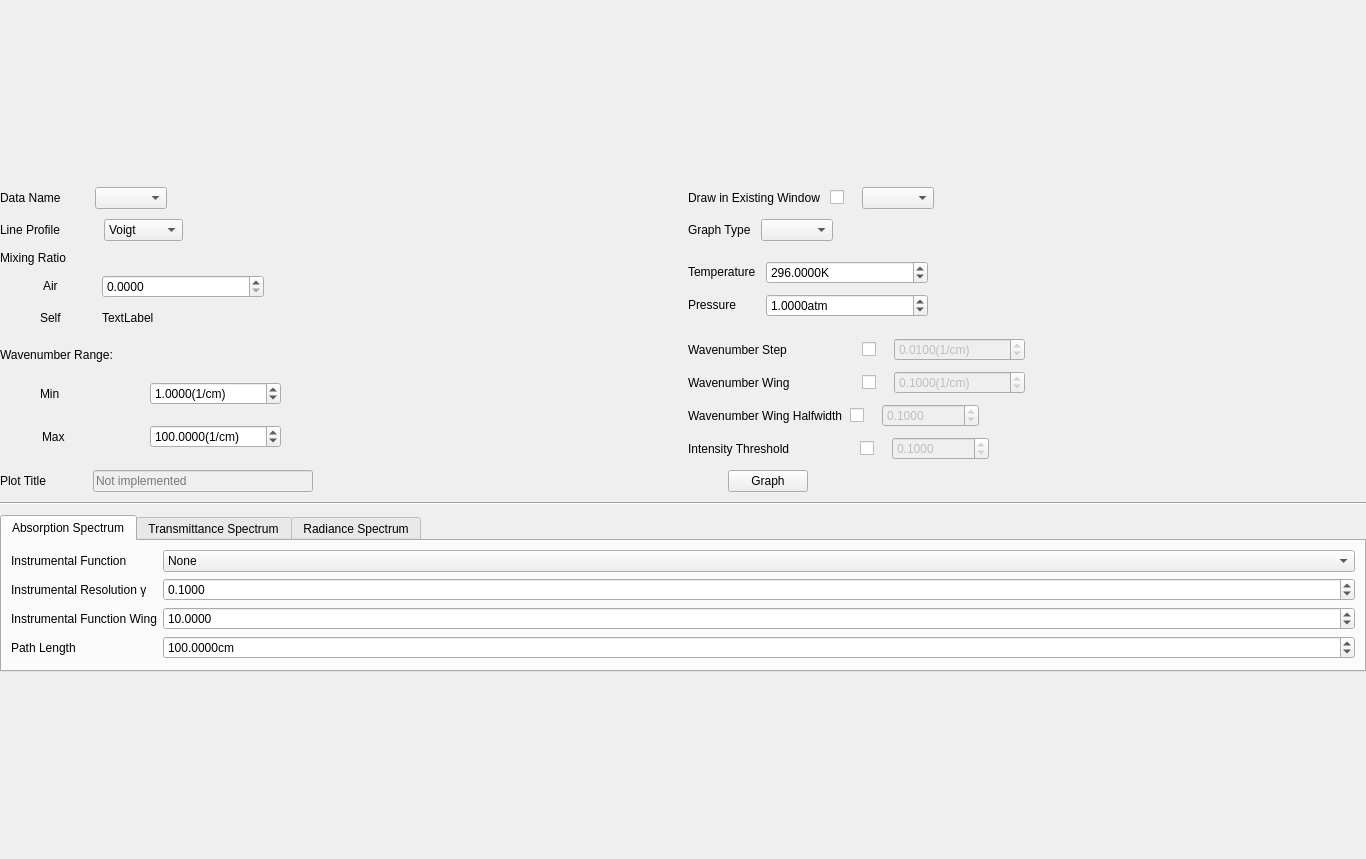
Above: layouts/graphing_widget.ui from hitranonline/hapiest before the change. Below: the same form after it.
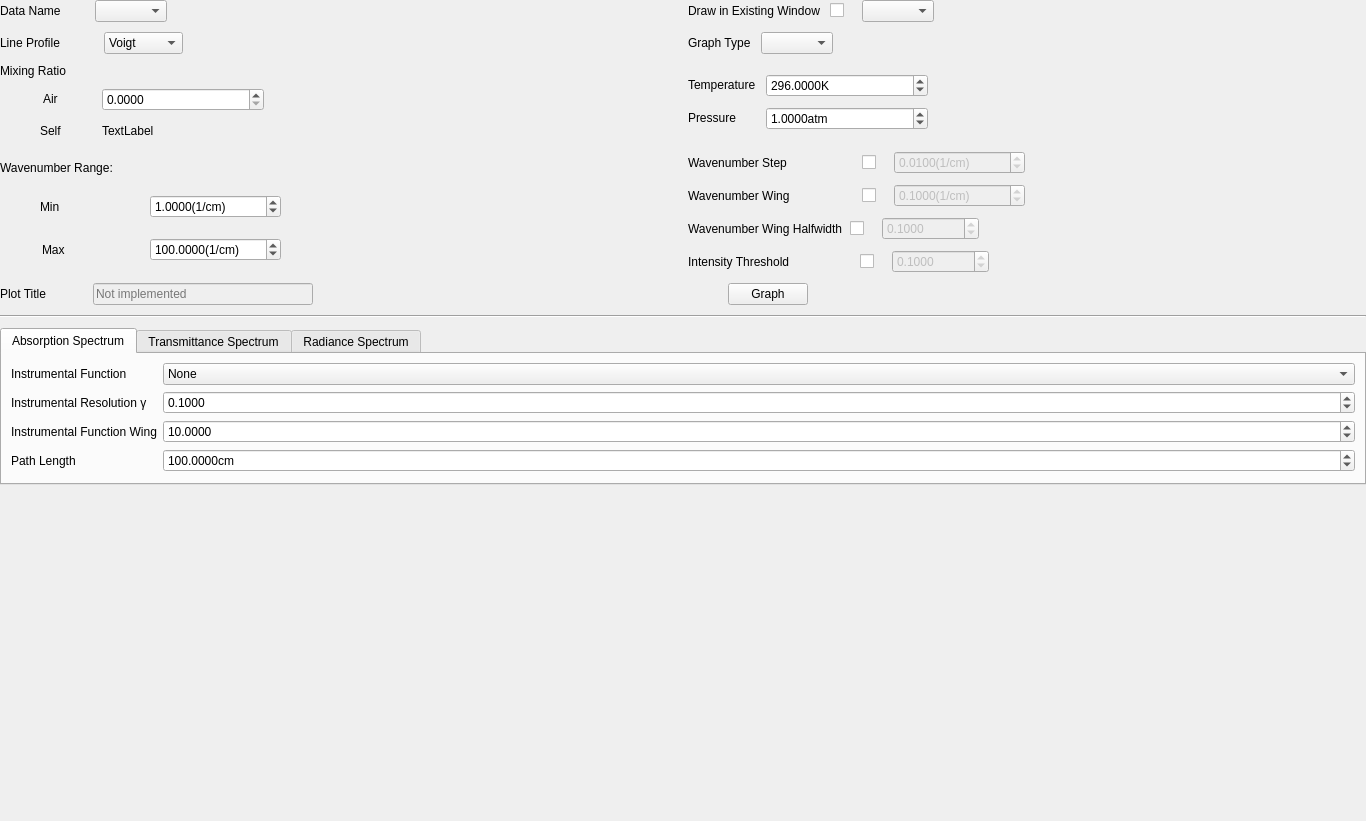
That is the form after the change.

Diff of the .ui file:
```diff
--- a/layouts/graphing_widget.ui
+++ b/layouts/graphing_widget.ui
@@ -7,7 +7,7 @@
     <x>0</x>
     <y>0</y>
     <width>1366</width>
-    <height>859</height>
+    <height>821</height>
    </rect>
   </property>
   <property name="windowTitle">
@@ -1839,6 +1839,19 @@
        </item>
       </layout>
      </item>
+     <item row="7" column="0">
+      <spacer name="verticalSpacer">
+       <property name="orientation">
+        <enum>Qt::Vertical</enum>
+       </property>
+       <property name="sizeHint" stdset="0">
+        <size>
+         <width>20</width>
+         <height>0</height>
+        </size>
+       </property>
+      </spacer>
+     </item>
     </layout>
    </item>
    <item row="0" column="1">
```
Left out of the diff: 426 changed lines with no effect on the pictures.
